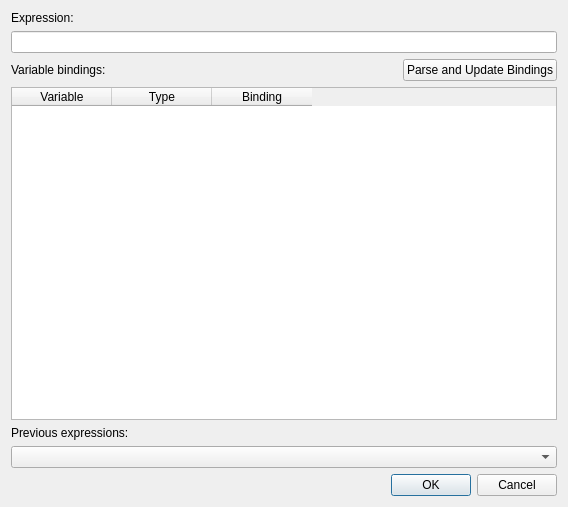
Above: src/gui/ui_files/band_math.ui from Ehlmann-research-group/WISER before the change. Below: the same form after it.
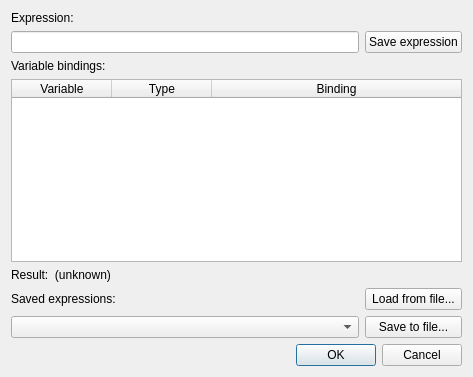
That is the form after the change.

Commit message: Band-math refactoring and UI improvements

What changed in the file:
```diff
--- a/src/gui/ui_files/band_math.ui
+++ b/src/gui/ui_files/band_math.ui
@@ -6,15 +6,15 @@
    <rect>
     <x>0</x>
     <y>0</y>
-    <width>568</width>
-    <height>507</height>
+    <width>473</width>
+    <height>377</height>
    </rect>
   </property>
   <property name="windowTitle">
    <string>Band Math</string>
   </property>
-  <layout class="QGridLayout" name="gridLayout" rowstretch="0,0,0,0,0,0,0,0,0,0">
-   <item row="0" column="0">
+  <layout class="QGridLayout" name="gridLayout" rowstretch="0,0,0,0,0,0,0,0,0,0,0,0,0,0,0,0" columnstretch="1,0">
+   <item row="0" column="0" colspan="2">
     <widget class="QLabel" name="lbl_math_expr">
      <property name="text">
       <string>Expression:</string>
@@ -24,90 +24,24 @@
      </property>
     </widget>
    </item>
-   <item row="4" column="0">
-    <widget class="QTableWidget" name="tbl_variables">
-     <column>
-      <property name="text">
-       <string>Variable</string>
-      </property>
-     </column>
-     <column>
-      <property name="text">
-       <string>Type</string>
-      </property>
-     </column>
-     <column>
-      <property name="text">
-       <string>Binding</string>
-      </property>
-     </column>
+   <item row="5" column="0" colspan="2">
+    <widget class="QLabel" name="lbl_result_info">
+     <property name="text">
+      <string>Result:  (unknown)</string>
+     </property>
     </widget>
    </item>
-   <item row="1" column="0">
-    <widget class="QLineEdit" name="ledit_math_expr"/>
-   </item>
-   <item row="5" column="0">
-    <widget class="QLabel" name="label_2">
+   <item row="1" column="1">
+    <widget class="QPushButton" name="btn_add_to_saved">
      <property name="text">
-      <string>Previous expressions:</string>
+      <string>Save expression</string>
      </property>
      <property name="buddy">
       <cstring>cbox_prev_exprs</cstring>
      </property>
     </widget>
    </item>
-   <item row="2" column="0">
-    <widget class="QWidget" name="widget" native="true">
-     <layout class="QGridLayout" name="gridLayout_2">
-      <property name="leftMargin">
-       <number>0</number>
-      </property>
-      <property name="topMargin">
-       <number>0</number>
-      </property>
-      <property name="rightMargin">
-       <number>0</number>
-      </property>
-      <property name="bottomMargin">
-       <number>0</number>
-      </property>
-      <property name="spacing">
-       <number>0</number>
-      </property>
-      <item row="0" column="2">
-       <widget class="QPushButton" name="btn_parse">
-        <property name="text">
-         <string>Parse and Update Bindings</string>
-        </property>
-       </widget>
-      </item>
-      <item row="0" column="1">
-       <spacer name="horizontalSpacer">
-        <property name="orientation">
-         <enum>Qt::Horizontal</enum>
-        </property>
-        <property name="sizeHint" stdset="0">
-         <size>
-          <width>40</width>
-          <height>20</height>
-         </size>
-        </property>
-       </spacer>
-      </item>
-      <item row="0" column="0">
-       <widget class="QLabel" name="label_3">
-        <property name="text">
-         <string>Variable bindings:</string>
-        </property>
-        <property name="buddy">
-         <cstring>tbl_variables</cstring>
-        </property>
-       </widget>
-      </item>
-     </layout>
-    </widget>
-   </item>
-   <item row="9" column="0">
+   <item row="15" column="0" colspan="2">
     <widget class="QDialogButtonBox" name="buttonBox">
      <property name="orientation">
       <enum>Qt::Horizontal</enum>
@@ -117,8 +51,67 @@
      </property>
     </widget>
    </item>
-   <item row="6" column="0">
-    <widget class="QComboBox" name="cbox_prev_exprs"/>
+   <item row="2" column="0" colspan="2">
+    <widget class="QLabel" name="lbl_variables">
+     <property name="text">
+      <string>Variable bindings:</string>
+     </property>
+    </widget>
+   </item>
+   <item row="4" column="0" colspan="2">
+    <widget class="QTableWidget" name="tbl_variables">
+     <attribute name="horizontalHeaderStretchLastSection">
+      <bool>true</bool>
+     </attribute>
+     <attribute name="verticalHeaderMinimumSectionSize">
+      <number>23</number>
+     </attribute>
+     <column>
+      <property name="text">
+       <string>Variable</string>
+      </property>
+     </column>
+     <column>
+      <property name="text">
+       <string>Type</string>
+      </property>
+     </column>
+     <column>
+      <property name="text">
+       <string>Binding</string>
+      </property>
+     </column>
+    </widget>
+   </item>
+   <item row="8" column="1">
+    <widget class="QPushButton" name="btn_save_saved_exprs">
+     <property name="text">
+      <string>Save to file...</string>
+     </property>
+    </widget>
+   </item>
+   <item row="8" column="0">
+    <widget class="QComboBox" name="cbox_saved_exprs"/>
+   </item>
+   <item row="7" column="1">
+    <widget class="QPushButton" name="btn_load_saved_exprs">
+     <property name="text">
+      <string>Load from file...</string>
+     </property>
+    </widget>
+   </item>
+   <item row="7" column="0">
+    <widget class="QLabel" name="lbl_saved_exprs">
+     <property name="text">
+      <string>Saved expressions:</string>
+     </property>
+     <property name="buddy">
+      <cstring>cbox_saved_exprs</cstring>
+     </property>
+    </widget>
+   </item>
+   <item row="1" column="0">
+    <widget class="QLineEdit" name="ledit_expression"/>
    </item>
   </layout>
  </widget>
```
Left out of the diff: 13 changed lines with no effect on the pictures. The commit also changes 14 other files.
